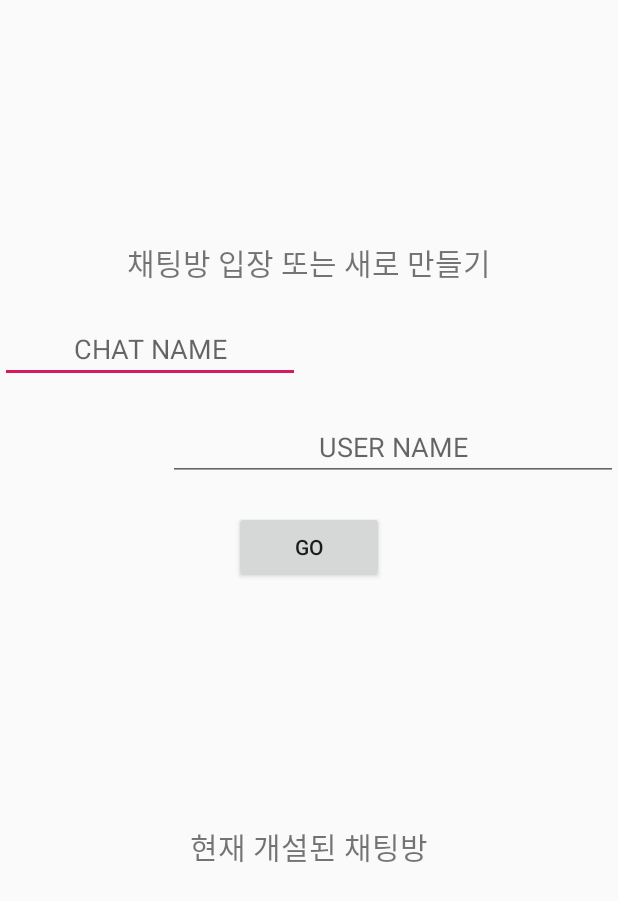
After one commit to Quartriple/Practice, an Android app: the ChatListActivity screen opened directly, with no data from a screen before it, on a phone screen of 412 x 824 dp. The commit adds this screen. Shown: the top 901 px of the screen. Run offline under Robolectric (Android 15) with nearby library versions, the phone set to English and light mode, and no system bars; our stand-ins replace Firebase (no records; nobody signed in at launch, a user with empty details on screens opened directly).

Commit message:
i made chat room can be open but it wasn't work smoothly. so i've to repair it.

```diff
--- a/app/src/main/java/com/example/practice/ChatAdapter.java
+++ b/app/src/main/java/com/example/practice/ChatAdapter.java
@@ -65,7 +65,6 @@ public  class ChatAdapter extends RecyclerView.Adapter<ChatAdapter.MyViewHolder>
         ChatData chat = mDataset.get(position);
 
 
-
         if(chat.getNickname().equals(this.mNickname)){
             holder.TextView_nickname.setTextAlignment(View.TEXT_ALIGNMENT_TEXT_START);
             lp = new LinearLayout.LayoutParams(LinearLayout.LayoutParams.WRAP_CONTENT, LinearLayout.LayoutParams.WRAP_CONTENT);
--- /dev/null
+++ b/app/src/main/java/com/example/practice/ChatListActivity.java
@@ -0,0 +1,125 @@
+package com.example.practice;
+
+import android.app.Activity;
+import android.content.Intent;
+import android.os.Bundle;
+import android.util.Log;
+import android.view.View;
+import android.widget.ArrayAdapter;
+import android.widget.Button;
+import android.widget.EditText;
+import android.widget.ListView;
+
+import androidx.annotation.NonNull;
+import androidx.annotation.Nullable;
+import androidx.appcompat.app.AppCompatActivity;
+import androidx.recyclerview.widget.LinearLayoutManager;
+import androidx.recyclerview.widget.RecyclerView;
+
+import com.example.practice.ChatActivity;
+import com.example.practice.R;
+import com.google.firebase.database.ChildEventListener;
+import com.google.firebase.database.DataSnapshot;
+import com.google.firebase.database.DatabaseError;
+import com.google.firebase.database.DatabaseReference;
+import com.google.firebase.database.FirebaseDatabase;
+
+import java.util.ArrayList;
+import java.util.List;
+
+public class ChatListActivity extends AppCompatActivity {
+
+    private RecyclerView recyclerView;
+    private RecyclerView.Adapter mAdapter;
+    private RecyclerView.LayoutManager layoutManager;
+
+    private EditText user_chat, user_edit;
+    private Button user_next;
+    private List<ChatListData> mDataset;
+
+    private FirebaseDatabase firebaseDatabase = FirebaseDatabase.getInstance();
+    private DatabaseReference myRef = firebaseDatabase.getReference();
+
+    @Override
+    protected void onCreate(Bundle savedInstanceState) {
+        super.onCreate(savedInstanceState);
+        setContentView(R.layout.activity_chat_list);
+
+        user_chat = (EditText) findViewById(R.id.user_chat);
+        user_edit = (EditText) findViewById(R.id.user_edit);
+        user_next = (Button) findViewById(R.id.user_next);
+        recyclerView = (RecyclerView) findViewById(R.id.my_recycler_view);
+
+        recyclerView.setHasFixedSize(true);
+        layoutManager = new LinearLayoutManager(this);
+        recyclerView.setLayoutManager(layoutManager);
+
+
+
+        user_next.setOnClickListener(new View.OnClickListener() {
+            @Override
+            public void onClick(View v) {
+                if (user_edit.getText().toString().equals("") || user_chat.getText().toString().equals("")) {
+                    return;
+                }
+                ChatListData chatList = new ChatListData();
+                chatList.setChatName(user_chat.getText().toString());
+                chatList.setUserName(user_edit.getText().toString());
+
+                Intent intent = new Intent(ChatListActivity.this, ChatActivity.class);
+                intent.putExtra("user_chat", user_chat.getText().toString());
+                intent.putExtra("user_edit", user_edit.getText().toString());
+                startActivity(intent);
+            }
+        });
+        showChatList();
+
+    }
+
+    public void showChatList(){
+
+        mDataset = new ArrayList<>();
+        mAdapter = new ChatListAdapter(mDataset,  new View.OnClickListener(){
+            @Override
+            public void onClick(View v){
+                if(v.getTag() != null){
+                    int postion = (int)v.getTag();
+                    Intent intent = new Intent(ChatListActivity.this,ChatActivity.class);
+                    intent.putExtra("user_chat", ((ChatListAdapter)mAdapter).getChatList(postion).getChatName());
+                    intent.putExtra("user_edit", ((ChatListAdapter)mAdapter).getChatList(postion).getUserName());
+                    startActivity(intent);
+                }
+            }
+        });
+        recyclerView.setAdapter(mAdapter);
+
+        myRef.child("chat").addChildEventListener(new ChildEventListener() {
+            @Override
+            public void onChildAdded(@NonNull DataSnapshot dataSnapshot, @Nullable String s) {
+                ChatListData chatList = dataSnapshot.getValue(ChatListData.class);
+                ((ChatListAdapter)mAdapter).addChatList(chatList);
+            }
+
+            @Override
+            public void onChildChanged(@NonNull DataSnapshot dataSnapshot, @Nullable String s) {
+
+            }
+
+            @Override
+            public void onChildRemoved(@NonNull DataSnapshot dataSnapshot) {
+
+            }
+
+            @Override
+            public void onChildMoved(@NonNull DataSnapshot dataSnapshot, @Nullable String s) {
+
+            }
+
+            @Override
+            public void onCancelled(@NonNull DatabaseError databaseError) {
+
+            }
+        });
+    }
+
+}
--- /dev/null
+++ b/app/src/main/java/com/example/practice/ChatListAdapter.java
@@ -0,0 +1,84 @@
+package com.example.practice;
+
+import android.content.Context;
+import android.view.Gravity;
+import android.view.LayoutInflater;
+import android.view.View;
+import android.view.ViewGroup;
+import android.widget.LinearLayout;
+import android.widget.TextView;
+
+import androidx.annotation.Nullable;
+import androidx.recyclerview.widget.RecyclerView;
+
+import java.util.List;
+
+
+public  class ChatListAdapter extends RecyclerView.Adapter<ChatListAdapter.MyViewHolder> {
+    private  List<ChatListData> mDataset;
+    public static View.OnClickListener onClickListener;
+    // Provide a reference to the views for each data item
+    // Complex data items may need more than one view per item, and
+    // you provide access to all the views for a data item in a view holder
+    public static class MyViewHolder extends RecyclerView.ViewHolder {
+        // each data item is just a string in this case
+        public TextView TextView_chat_room;
+        public TextView TextView_msg;
+        public View rootView;
+
+
+
+        public MyViewHolder(View v) {
+            super(v);
+            TextView_chat_room = v.findViewById(R.id.TextView_chat_room);
+            TextView_msg = v.findViewById(R.id.latest_msg);
+            rootView = v;
+            v.setEnabled(true);
+            v.setClickable(true);
+            v.setOnClickListener(onClickListener);
+        }
+    }
+
+    // Provide a suitable constructor (depends on the kind of dataset)
+    public ChatListAdapter(List<ChatListData> myDataset,  View.OnClickListener onClick) {
+        mDataset = myDataset;
+        onClickListener = onClick;
+    }
+
+    // Create new views (invoked by the layout manager)
+    @Override
+    public ChatListAdapter.MyViewHolder onCreateViewHolder(ViewGroup parent, int viewType) {
+        // create a new view
+        LinearLayout v = (LinearLayout) LayoutInflater.from(parent.getContext())
+                .inflate(R.layout.row_chat_list, parent, false);
+
+        MyViewHolder vh = new MyViewHolder(v);
+        return vh;
+    }
+
+    // Replace the contents of a view (invoked by the layout manager)
+    @Override
+    public void onBindViewHolder(MyViewHolder holder, int position) {
+        // - get element from your dataset at this position
+        // - replace the contents of the view with that element
+        ChatListData chatList = mDataset.get(position);
+
+        holder.rootView.setTag(position);
+        holder.TextView_chat_room.setText(chatList.getChatName());
+        holder.TextView_msg.setText(chatList.getUserName());
+
+    }
+    // Return the size of your dataset (invoked by the layout manager)
+    @Override
+    public int getItemCount() {
+        return mDataset == null ? 0: mDataset.size();
+    }
+    public void addChatList(ChatListData chatList){
+        mDataset.add(chatList);
+        notifyItemInserted(mDataset.size() + 1);
+    }
+
+    public ChatListData getChatList(int position) {
+        return mDataset != null ? mDataset.get(position) : null;
+    }
+}
--- a/app/src/main/java/com/example/practice/EmailLoginActivity.java
+++ b/app/src/main/java/com/example/practice/EmailLoginActivity.java
@@ -243,7 +243,7 @@ public class EmailLoginActivity extends UtilActivity implements
     private void getNickname(){
         if(mAuth.getCurrentUser() != null) {
             String nickname = mAuth.getCurrentUser().getEmail();
-            Intent intent = new Intent(EmailLoginActivity.this, ChatActivity.class);
+            Intent intent = new Intent(EmailLoginActivity.this, ChatListActivity.class);
             intent.putExtra("nickname",nickname);
             startActivity(intent);
         }
--- a/app/src/main/java/com/example/practice/UtilActivity.java
+++ b/app/src/main/java/com/example/practice/UtilActivity.java
@@ -70,6 +70,9 @@ public class UtilActivity extends AppCompatActivity {
             case R.id.news :
                 Intent intent = new Intent(this, NewsActivity.class);
                 startActivity(intent);
+            case R.id.chat:
+                Intent chat_intent = new Intent(this, ChatListActivity.class);
+                startActivity(chat_intent);
             default:
                 return super.onOptionsItemSelected(item);
         }
--- /dev/null
+++ b/app/src/main/res/layout/activity_chat_list.xml
@@ -0,0 +1,82 @@
+<?xml version="1.0" encoding="utf-8"?>
+<RelativeLayout xmlns:android="http://schemas.android.com/apk/res/android"
+    xmlns:app="http://schemas.android.com/apk/res-auto"
+    xmlns:tools="http://schemas.android.com/tools"
+    android:layout_width="match_parent"
+    android:layout_height="match_parent"
+    tools:layout_editor_absoluteY="81dp"
+    tools:layout_editor_absoluteX="0dp">
+
+    <LinearLayout
+        android:layout_width="match_parent"
+        android:layout_height="match_parent"
+        android:orientation="vertical">
+
+        <LinearLayout
+            android:layout_weight="1"
+            android:layout_width="match_parent"
+            android:layout_height="match_parent"
+            android:orientation="vertical"
+            android:gravity="center"
+            android:layout_alignParentTop="true"
+            android:layout_alignParentStart="true">
+
+            <TextView
+                android:layout_width="match_parent"
+                android:layout_height="wrap_content"
+                android:textSize="20dp"
+                android:text="채팅방 입장 또는 새로 만들기"
+                android:layout_marginBottom="20dp"
+                android:gravity="center"/>
+            <EditText
+                android:id="@+id/user_chat"
+                android:layout_width="200dp"
+                android:layout_height="wrap_content"
+                android:inputType="textPersonName"
+                android:hint="CHAT NAME"
+                android:layout_gravity="left"
+                android:gravity="center"
+                android:layout_marginBottom="20dp"/>
+
+            <EditText
+                android:id="@+id/user_edit"
+                android:layout_width="300dp"
+                android:layout_height="wrap_content"
+                android:inputType="textPersonName"
+                android:hint="USER NAME"
+                android:layout_gravity="right"
+                android:gravity="center"
+                android:layout_marginBottom="20dp"/>
+
+            <Button
+                android:id="@+id/user_next"
+                android:layout_width="100dp"
+                android:layout_height="wrap_content"
+                android:text="GO"/>
+
+        </LinearLayout>
+
+        <LinearLayout
+            android:layout_weight="2"
+            android:layout_width="match_parent"
+            android:layout_height="match_parent"
+            android:orientation="vertical">
+            <TextView
+                android:layout_width="match_parent"
+                android:layout_height="wrap_content"
+                android:textSize="20dp"
+                android:text="현재 개설된 채팅방"
+                android:layout_marginBottom="20dp"
+                android:gravity="center"/>
+
+            <androidx.recyclerview.widget.RecyclerView
+                android:layout_width="match_parent"
+                android:layout_height="match_parent"
+                android:scrollbars="vertical"
+                android:id="@+id/my_recycler_view"/>
+
+        </LinearLayout>
+    </LinearLayout>
+
+
+</RelativeLayout>
```
Also changed, not shown: app/src/main/AndroidManifest.xml (+3 -4 lines), app/src/main/java/com/example/practice/ChatActivity.java (+20 -10 lines), app/src/main/java/com/example/practice/ChatListData.java (added, +27 -0 lines), app/src/main/java/com/example/practice/GoogleLoginActivity.java (+1 -19 lines), app/src/main/res/layout/row_chat_list.xml (added, +19 -0 lines).
